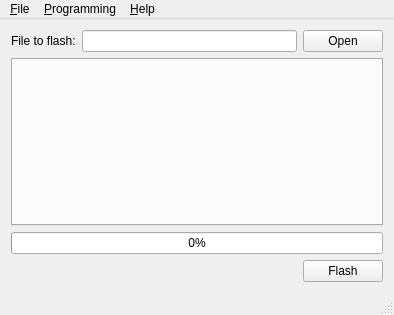
Old version of the form app/mainwindow.ui in the repository Siprj/modular-MCU-flasher.
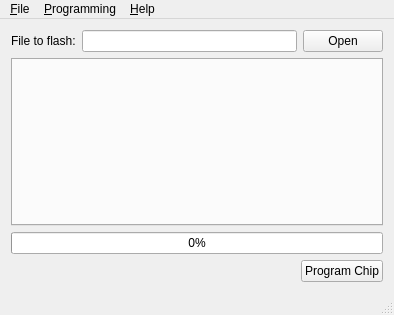
New version of the form. Icons and pictures are not drawn.

Commit message: Remove useless debug prints. Fix some dialogs messages.

Patch:
```diff
--- a/app/mainwindow.ui
+++ b/app/mainwindow.ui
@@ -75,7 +75,11 @@
       <item>
        <widget class="QPushButton" name="flashButton">
         <property name="text">
-         <string>Flash</string>
+         <string>Program Chip</string>
+        </property>
+        <property name="icon">
+         <iconset resource="resource.qrc">
+          <normaloff>:/menu/img/transferleftright.png</normaloff>:/menu/img/transferleftright.png</iconset>
         </property>
        </widget>
       </item>
```
Left out of the diff: 2 changed lines with no effect on the pictures. The commit also changes 5 other files.
